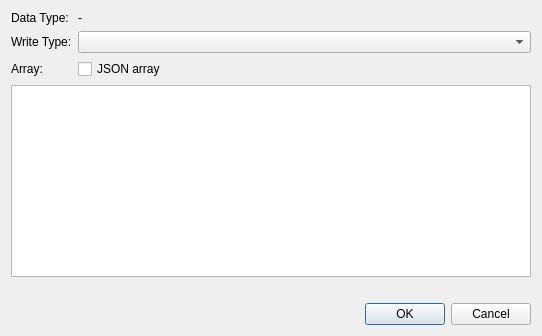
Before: the Qt Designer form src/ui/dialogs/writevaluedialog.ui in sanny32/OpenUaExplorer, drawn with Qt 5.
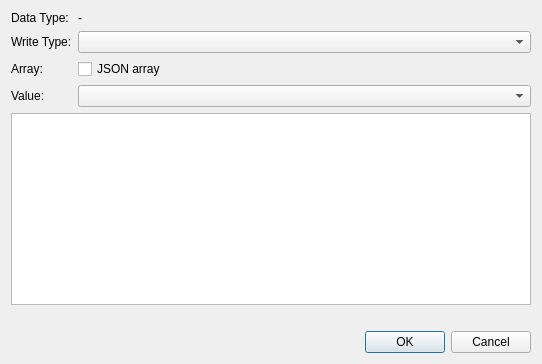
After: the same form once the commit is applied. Custom widgets are drawn as their Qt base class.

What changed in the file:
```diff
--- a/src/ui/dialogs/writevaluedialog.ui
+++ b/src/ui/dialogs/writevaluedialog.ui
@@ -37,6 +37,14 @@
        <property name="text"><string>JSON array</string></property>
       </widget>
      </item>
+     <item row="3" column="0">
+      <widget class="QLabel" name="enumLabel">
+       <property name="text"><string>Value:</string></property>
+      </widget>
+     </item>
+     <item row="3" column="1">
+      <widget class="QComboBox" name="enumComboBox"/>
+     </item>
     </layout>
    </item>
    <item>
```
